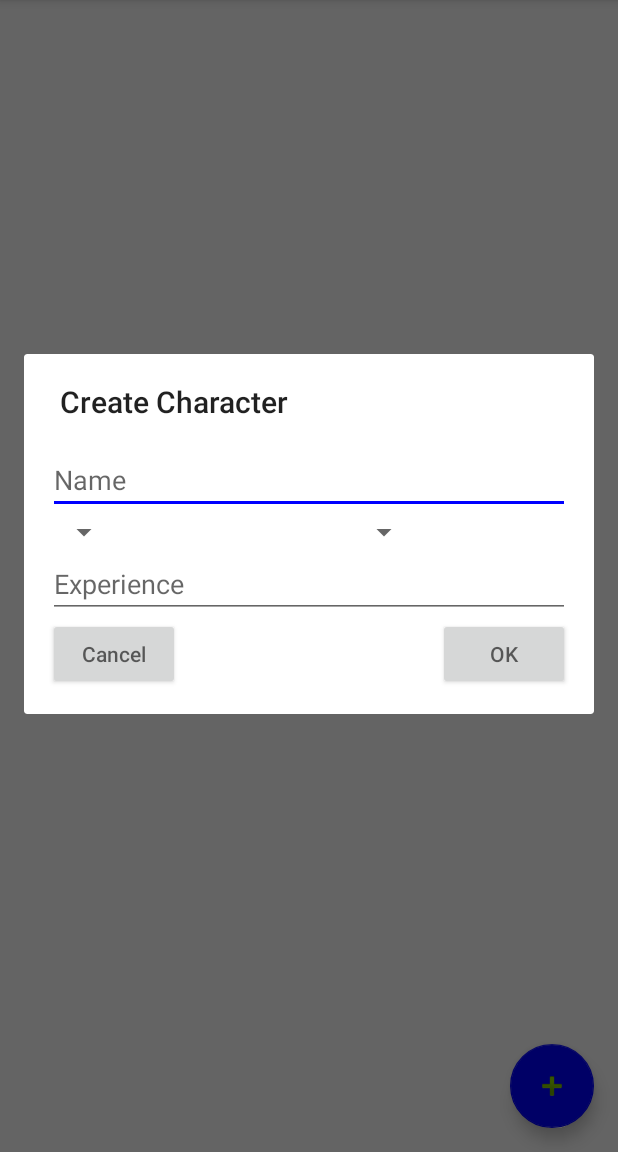
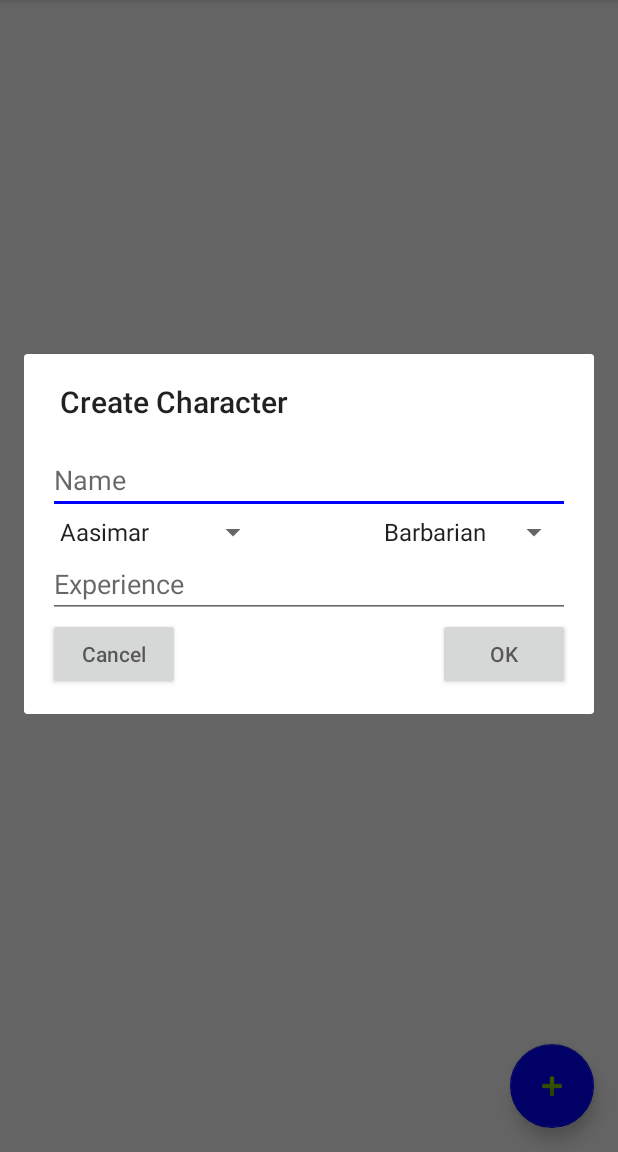
Before and after one commit to Razakor/Inventory, an Android app: the screen it shows after launch (MainActivity), after a tap on an icon or button, on a phone screen of 412 x 824 dp, the part 84-1236 px from its top. Run offline under Robolectric (Android 15) with nearby library versions, the phone set to English and light mode, and no system bars.

Commit message:
spinners added character deletion fixed

```diff
--- a/app/src/main/java/com/razakor/inventory/CommonTypes.kt
+++ b/app/src/main/java/com/razakor/inventory/CommonTypes.kt
@@ -7,11 +7,32 @@ lateinit var classMap: MutableMap<String, Int>
 lateinit var rarityMap: MutableMap<String, Int>
 lateinit var typeMap: MutableMap<String, Int>
 
+var raceArray: Array<String> = emptyArray()
+var classArray: Array<String> = emptyArray()
+var rarityArray: Array<String> = emptyArray()
+var typeArray: Array<String> = emptyArray()
+
+
 fun initMaps(db: SQLiteDatabase) {
     raceMap = getTableMap(db, "character_races")
     classMap = getTableMap(db, "character_classes")
     rarityMap = getTableMap(db, "item_rarities")
     typeMap = getTableMap(db, "item_types")
+}
+
+fun mapsToArray() {
+    raceMap.forEach { (key, _) ->
+        raceArray += key
+    }
+    classMap.forEach { (key, _) ->
+        classArray += key
+    }
+    rarityMap.forEach { (key, _) ->
+        rarityArray += key
+    }
+    typeMap.forEach { (key, _) ->
+        typeArray += key
+    }
 }
 
 private fun getTableMap(db: SQLiteDatabase, table: String) : MutableMap<String, Int> {
--- a/app/src/main/java/com/razakor/inventory/MainActivity.kt
+++ b/app/src/main/java/com/razakor/inventory/MainActivity.kt
@@ -10,12 +10,10 @@ import androidx.recyclerview.widget.LinearLayoutManager
 import androidx.recyclerview.widget.RecyclerView
 import kotlinx.android.synthetic.main.activity_main.*
 import kotlinx.android.synthetic.main.character_dialog.view.*
-import android.content.DialogInterface
 import android.database.sqlite.SQLiteDatabase
-import android.view.View
-import android.widget.Toast
-import android.widget.AdapterView.OnItemClickListener
-
+import android.widget.ArrayAdapter
+import android.widget.Spinner
+import kotlinx.android.synthetic.main.character_dialog.*
 
 
 class MainActivity : AppCompatActivity() {
@@ -34,6 +32,7 @@ class MainActivity : AppCompatActivity() {
         createCharacterRecyclerView(db)
 
         initMaps(db)
+        mapsToArray()
 
         characterDataInit(db, characters)
 
@@ -49,14 +48,24 @@ class MainActivity : AppCompatActivity() {
 
             val characterAlertDialog = characterDialogBuilder.show()
 
+            val spinnerRace: Spinner = characterDialog.findViewById(R.id.spinner_race)
+            val raceAA = ArrayAdapter(this, android.R.layout.simple_spinner_item, raceArray)
+            raceAA.setDropDownViewResource(android.R.layout.simple_spinner_dropdown_item)
+            spinnerRace.adapter = raceAA
+
+            val spinnerClass: Spinner = characterDialog.findViewById(R.id.spinner_class)
+            val classAA = ArrayAdapter(this, android.R.layout.simple_spinner_item, classArray)
+            classAA.setDropDownViewResource(android.R.layout.simple_spinner_dropdown_item)
+            spinnerClass.adapter = classAA
+
             characterDialog.btnOK.setOnClickListener {
                 characterAlertDialog.dismiss()
 
                 val character = Character()
 
                 character.name = characterDialog.edit_name.text.toString()
-                //character.race = characterDialog.edit_race.text.toString()
-                //character.clas = characterDialog.edit_class.text.toString()
+                character.race = spinnerRace.selectedItem.toString()
+                character.clas = spinnerClass.selectedItem.toString()
                 character.xp = characterDialog.edit_experience.text.toString().toInt()
 
                 characters.add(character)
@@ -68,11 +77,6 @@ class MainActivity : AppCompatActivity() {
                 characterAlertDialog.dismiss()
             }
         }
-
-
-
-
-
     }
 
     private fun createCharacterRecyclerView(db: SQLiteDatabase){
--- a/app/src/main/java/com/razakor/inventory/enumerations/Classes.kt
+++ /dev/null
@@ -1,5 +0,0 @@
-package com.razakor.inventory.enumerations
-
-enum class Classes {
-
-}
--- a/app/src/main/java/com/razakor/inventory/enumerations/Races.kt
+++ /dev/null
@@ -1,4 +0,0 @@
-package com.razakor.inventory.enumerations
-
-enum class Races {
-}
--- a/app/src/main/java/com/razakor/inventory/enumerations/Rarities.kt
+++ /dev/null
@@ -1,4 +0,0 @@
-package com.razakor.inventory.enumerations
-
-enum class Rarities {
-}
--- a/app/src/main/java/com/razakor/inventory/enumerations/Types.kt
+++ /dev/null
@@ -1,4 +0,0 @@
-package com.razakor.inventory.enumerations
-
-enum class Types {
-}
--- a/app/src/main/res/layout/character_dialog.xml
+++ b/app/src/main/res/layout/character_dialog.xml
@@ -10,7 +10,7 @@
             android:layout_height="wrap_content"
             android:hint="Name"
             android:layout_alignParentStart="true"
-            android:inputType="textPersonName"
+            android:inputType="textCapWords"
     />
 
     <Spinner
@@ -28,8 +28,7 @@
             android:layout_height="wrap_content"
             android:hint="Class"
             android:layout_below="@+id/edit_name"
-
-            android:layout_marginLeft="200dp"
+            android:layout_alignParentEnd="true"
     />
 
     <EditText
```
Also changed, not shown: app/src/main/java/com/razakor/inventory/CharacterAdapter.kt (+13 -17 lines), 1 other file.
